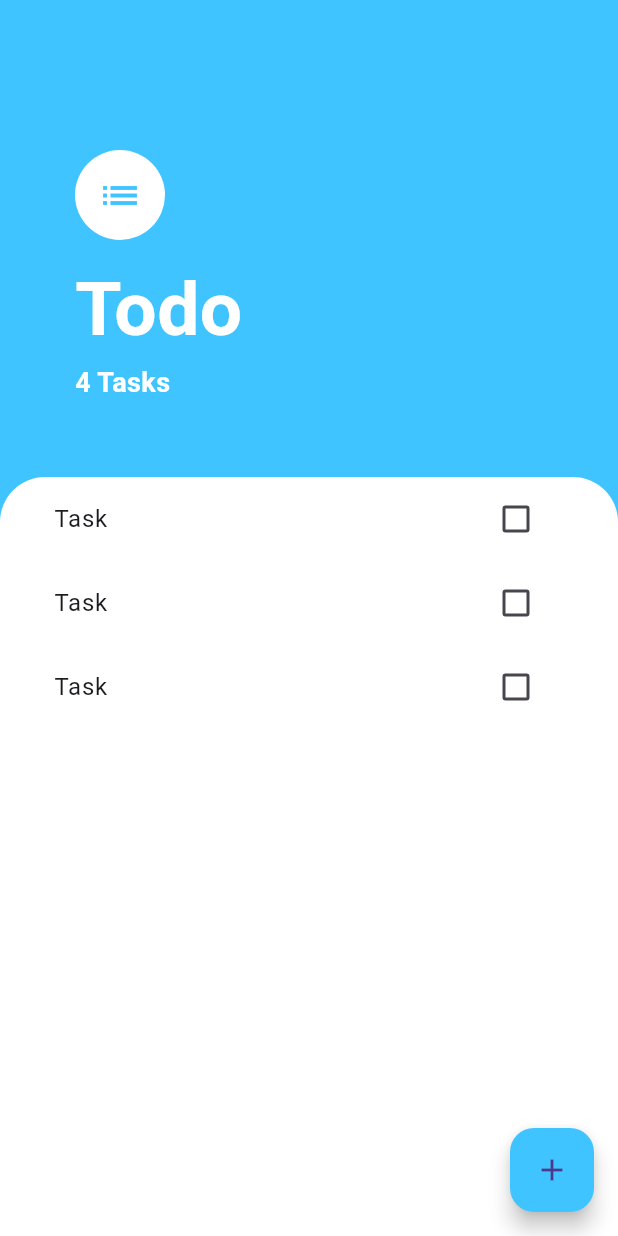
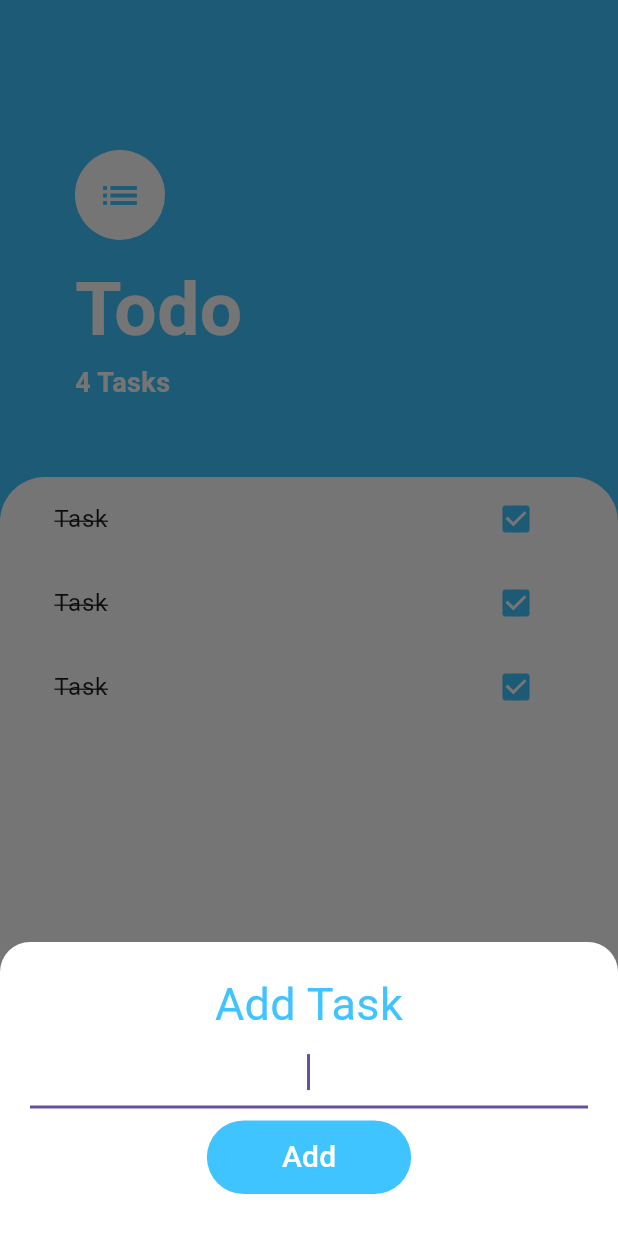
Before and after one commit to sakthi811/flutter_todo_app, a Flutter app: the screen it shows after launch, after a tap on the "add" icon, on a phone screen of 412 x 824 dp. Run offline on Flutter 3.47's test engine with Material 3 defaults, Android fonts, the phone set to English and light mode, and no system bars.

Commit message:
Added ToDo widgets

```diff
--- a/lib/screens/tasks_screen.dart
+++ b/lib/screens/tasks_screen.dart
@@ -1,16 +1,32 @@
 import 'package:flutter/cupertino.dart';
 import 'package:flutter/material.dart';
 
+import '../widgets/custom_bottom_sheet.dart';
 import '../widgets/tasks_list.dart';
 
 class TasksScreen extends StatelessWidget {
+  Widget customBottomSheet(BuildContext context) {
+    return Container(
+      child: Center(child: Text('A custom bottom sheet')),
+    );
+  }
+
   @override
   Widget build(BuildContext context) {
     return Scaffold(
       floatingActionButton: FloatingActionButton(
         backgroundColor: Colors.lightBlueAccent,
         child: Icon(Icons.add),
-        onPressed: () {},
+        onPressed: () {
+          showModalBottomSheet(
+              context: context,
+              isScrollControlled: true,
+              builder: (context) => SingleChildScrollView(
+                  child: Container(
+                      padding: EdgeInsets.only(
+                          bottom: MediaQuery.of(context).viewInsets.bottom),
+                      child: CustomBottomSheet())));
+        },
       ),
       backgroundColor: Colors.lightBlueAccent,
       body: Column(
--- /dev/null
+++ b/lib/widgets/custom_bottom_sheet.dart
@@ -0,0 +1,41 @@
+import 'package:flutter/material.dart';
+
+class CustomBottomSheet extends StatelessWidget {
+  @override
+  Widget build(BuildContext context) {
+    return Container(
+      child: Container(
+          padding: EdgeInsets.all(20.0),
+          decoration: BoxDecoration(
+              color: Colors.white,
+              borderRadius: BorderRadius.only(
+                  topLeft: Radius.circular(20.0),
+                  topRight: Radius.circular(20.0))),
+          child: Column(
+            crossAxisAlignment: CrossAxisAlignment.stretch,
+            children: [
+              Text('Add Task',
+                  textAlign: TextAlign.center,
+                  style:
+                      TextStyle(fontSize: 30.0, color: Colors.lightBlueAccent)),
+              TextField(
+                autofocus: true,
+                textAlign: TextAlign.center,
+              ),
+              TextButton(
+                  onPressed: () {},
+                  child: Container(
+                      padding: EdgeInsets.only(
+                          left: 50.0, top: 10.0, right: 50.0, bottom: 10.0),
+                      decoration: BoxDecoration(
+                          shape: BoxShape.rectangle,
+                          color: Colors.lightBlueAccent,
+                          borderRadius: BorderRadius.circular(30.0)),
+                      child: Text('Add',
+                          style:
+                              TextStyle(color: Colors.white, fontSize: 20.0))))
+            ],
+          )),
+    );
+  }
+}
--- a/lib/widgets/task_tile.dart
+++ b/lib/widgets/task_tile.dart
@@ -1,14 +1,47 @@
 import 'package:flutter/material.dart';
 
-class TaskTile extends StatelessWidget {
+class TaskTile extends StatefulWidget {
+  @override
+  _TaskTileState createState() => _TaskTileState();
+}
+
+class _TaskTileState extends State<TaskTile> {
+  bool _isChecked = true;
+
+  void _handleCheckboxChange(bool? newValue) {
+    setState(() {
+      _isChecked = newValue ?? false;
+    });
+  }
+
   @override
   Widget build(BuildContext context) {
     return ListTile(
-      title: Text('Task'),
-      trailing: Checkbox(
-        value: false,
-        onChanged: (bool? value) {},
-      ),
+      title: Text('Task',
+          style: TextStyle(
+            decoration:
+                _isChecked ? TextDecoration.lineThrough : TextDecoration.none,
+          )),
+      trailing: TaskCheckbox(
+          checkBoxState: _isChecked,
+          toggleCheckBoxState: _handleCheckboxChange),
     );
   }
 }
+
+class TaskCheckbox extends StatelessWidget {
+  final bool checkBoxState;
+  final ValueChanged<bool?> toggleCheckBoxState;
+
+  TaskCheckbox(
+      {required this.checkBoxState, required this.toggleCheckBoxState});
+
+  @override
+  Widget build(BuildContext context) {
+    return Checkbox(
+      activeColor: Colors.lightBlueAccent,
+      value: checkBoxState,
+      onChanged: toggleCheckBoxState,
+    );
+  }
+}
```
